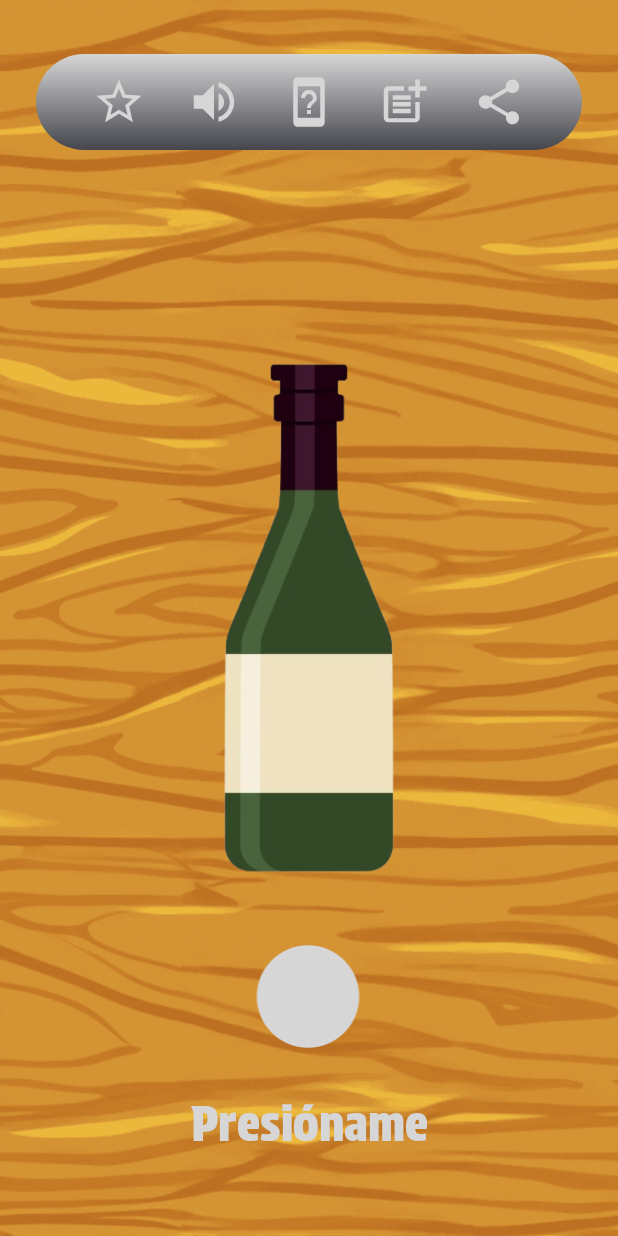
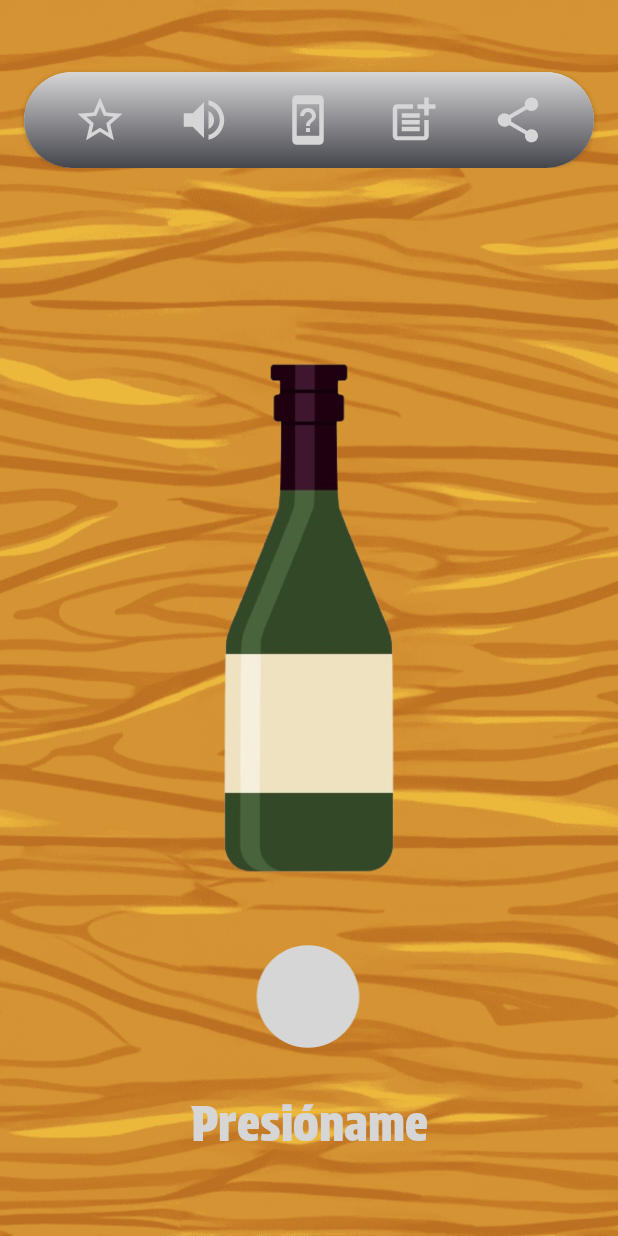
Before and after one commit to AndroidMobileDreamTeam/Pico_Botella, an Android app: the screen it shows after launch (MainActivity), on a phone screen of 412 x 824 dp. Run offline under Robolectric (Android 15) with nearby library versions, the phone set to English and light mode, and no system bars; our stand-ins replace data binding.

Commit message:
Toolbar como archivo de layout

```diff
--- a/app/src/main/res/drawable/toolbar_background.xml
+++ b/app/src/main/res/drawable/toolbar_background.xml
@@ -4,8 +4,6 @@
 
     <!--solid android:color="@color/black" /-->
     <gradient android:endColor="@color/material_dynamic_neutral30" android:startColor="@color/black" android:angle="270" />
-    <corners android:radius="86dp" />
     <size android:height="64dp" />
-    <padding android:top="8dp" />
 
 </shape>
--- a/app/src/main/res/layout/home_fragment.xml
+++ b/app/src/main/res/layout/home_fragment.xml
@@ -13,91 +13,9 @@
 
         <!-- Aqui va la toolbar -->
 
-        <RelativeLayout
-            android:id="@+id/custom_toolbar"
-            android:layout_width="0dp"
-            android:layout_height="64dp"
-            android:layout_marginTop="36dp"
-            android:layout_marginLeft="24dp"
-            android:layout_marginRight="24dp"
-
-            android:background="@drawable/toolbar_background"
-            android:paddingLeft="24dp"
-            android:paddingRight="24dp"
-            app:layout_constraintEnd_toEndOf="parent"
-            app:layout_constraintStart_toStartOf="parent"
-            app:layout_constraintTop_toTopOf="parent">
-
-            <LinearLayout
-                android:layout_width="match_parent"
-                android:layout_height="match_parent"
-                android:layout_centerVertical="true"
-                android:orientation="horizontal"
-                android:gravity="center">
-
-                <ImageButton
-                    android:id="@+id/btn_rate"
-                    android:layout_width="0dp"
-                    android:layout_height="wrap_content"
-                    android:layout_weight="1"
-                    android:layout_gravity="center_vertical"
-                    android:src="@drawable/icono_star"
-                    android:background="?attr/selectableItemBackgroundBorderless"
-                    android:contentDescription="@string/toolbar_rate">
-
-                </ImageButton>
-
-                <ImageButton
-                    android:id="@+id/btn_volume"
-                    android:layout_width="0dp"
-                    android:layout_height="wrap_content"
-                    android:layout_weight="1"
-                    android:layout_gravity="center_vertical"
-                    android:src="@drawable/icono_volume_on"
-                    android:background="?attr/selectableItemBackgroundBorderless"
-                    android:contentDescription="@string/toolbar_volume">
-
-                </ImageButton>
-
-                <ImageButton
-                    android:id="@+id/btn_instructions"
-                    android:layout_width="0dp"
-                    android:layout_height="wrap_content"
-                    android:layout_weight="1"
-                    android:layout_gravity="center_vertical"
-                    android:src="@drawable/icono_instructions"
-                    android:background="?attr/selectableItemBackgroundBorderless"
-                    android:contentDescription="@string/toolbar_instructions">
-
-                </ImageButton>
-
-                <ImageButton
-                    android:id="@+id/btn_add"
-                    android:layout_width="0dp"
-                    android:layout_height="wrap_content"
-                    android:layout_weight="1"
-                    android:layout_gravity="center_vertical"
-                    android:src="@drawable/icono_add"
-                    android:background="?attr/selectableItemBackgroundBorderless"
-                    android:contentDescription="@string/toolbar_add">
-
-                </ImageButton>
-
-                <ImageButton
-                    android:id="@+id/btn_share"
-                    android:layout_width="0dp"
-                    android:layout_height="wrap_content"
-                    android:layout_weight="1"
-                    android:layout_gravity="center_vertical"
-                    android:src="@drawable/icono_share"
-                    android:background="?attr/selectableItemBackgroundBorderless"
-                    android:contentDescription="@string/toolbar_share">
-
-                </ImageButton>
-
-            </LinearLayout>
-
-        </RelativeLayout>
+        <include
+            layout="@layout/toolbar"
+            android:id="@+id/custom_toolbar" />
 
         <ImageView
             android:id="@+id/bottle"
--- /dev/null
+++ b/app/src/main/res/layout/toolbar.xml
@@ -0,0 +1,86 @@
+<?xml version="1.0" encoding="utf-8"?>
+<layout xmlns:android="http://schemas.android.com/apk/res/android"
+    xmlns:app="http://schemas.android.com/apk/res-auto">
+
+    <data>
+
+    </data>
+
+    <androidx.constraintlayout.widget.ConstraintLayout
+        android:layout_width="match_parent"
+        android:layout_height="wrap_content">
+
+        <androidx.cardview.widget.CardView
+            android:layout_width="match_parent"
+            android:layout_height="wrap_content"
+            android:layout_marginHorizontal="16dp"
+            android:layout_marginTop="48dp"
+            app:cardCornerRadius="48dp"
+            app:layout_constraintBottom_toBottomOf="parent"
+            app:layout_constraintEnd_toEndOf="parent"
+            app:layout_constraintStart_toStartOf="parent"
+            app:layout_constraintTop_toTopOf="parent">
+
+            <LinearLayout
+                android:layout_width="match_parent"
+                android:layout_height="match_parent"
+                android:background="@drawable/toolbar_background"
+                android:gravity="center"
+                android:orientation="horizontal"
+                android:paddingStart="16dp"
+                android:paddingEnd="16dp">
+
+                <ImageButton
+                    android:id="@+id/btn_rate"
+                    android:layout_width="wrap_content"
+                    android:layout_height="match_parent"
+                    android:layout_weight="1"
+                    android:background="?attr/selectableItemBackgroundBorderless"
+                    android:contentDescription="@string/toolbar_rate"
+                    android:src="@drawable/icono_star" />
+
+
+                <ImageButton
+                    android:id="@+id/btn_volume"
+                    android:layout_width="wrap_content"
+                    android:layout_height="match_parent"
+                    android:layout_weight="1"
+                    android:background="?attr/selectableItemBackgroundBorderless"
+                    android:contentDescription="@string/toolbar_volume"
+                    android:src="@drawable/icono_volume_on" />
+
+                <ImageButton
+                    android:id="@+id/btn_instructions"
+                    android:layout_width="wrap_content"
+                    android:layout_height="match_parent"
+                    android:layout_weight="1"
+                    android:background="?attr/selectableItemBackgroundBorderless"
+                    android:contentDescription="@string/toolbar_instructions"
+                    android:src="@drawable/icono_instructions" />
+
+
+                <ImageButton
+                    android:id="@+id/btn_add"
+                    android:layout_width="wrap_content"
+                    android:layout_height="match_parent"
+                    android:layout_weight="1"
+                    android:background="?attr/selectableItemBackgroundBorderless"
+                    android:contentDescription="@string/toolbar_add"
+                    android:src="@drawable/icono_add" />
+
+
+                <ImageButton
+                    android:id="@+id/btn_share"
+                    android:layout_width="wrap_content"
+                    android:layout_height="match_parent"
+                    android:layout_weight="1"
+                    android:background="?attr/selectableItemBackgroundBorderless"
+                    android:contentDescription="@string/toolbar_share"
+                    android:src="@drawable/icono_share" />
+
+            </LinearLayout>
+
+        </androidx.cardview.widget.CardView>
+    </androidx.constraintlayout.widget.ConstraintLayout>
+
+</layout>
```
